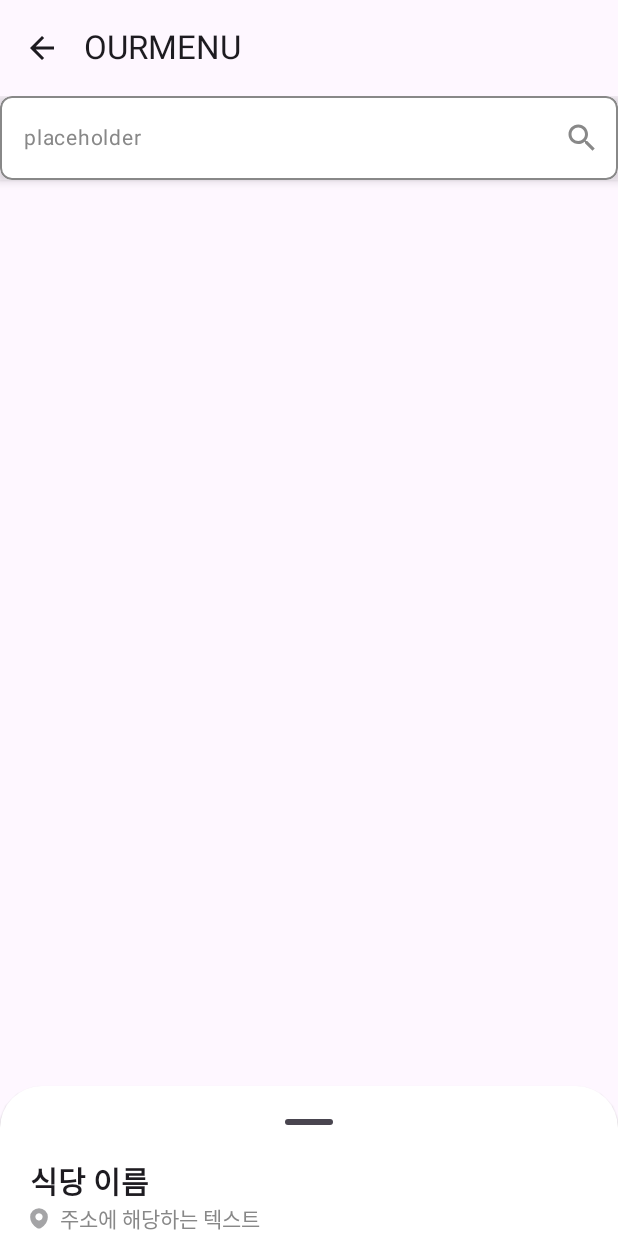
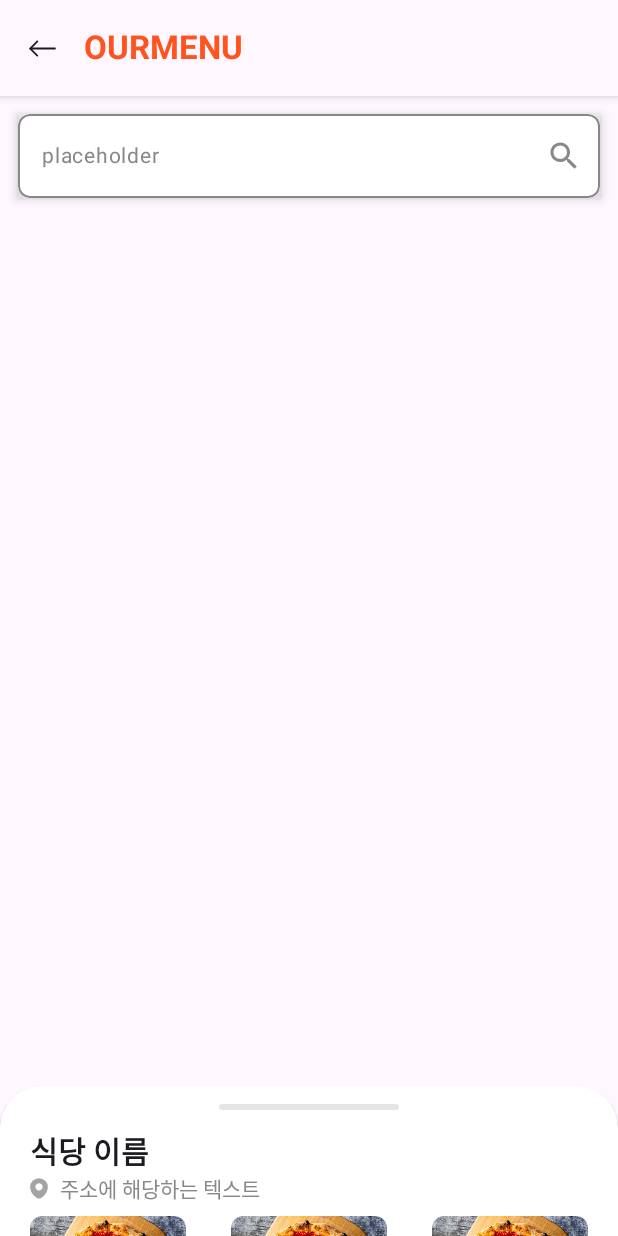
Before and after one commit to OurMenu/OurMenu-Android-V2, an Android app built with Jetpack Compose: the @Preview function AddMenuScreenPreview, on a phone screen of 412 x 824 dp. Run offline under Robolectric (Android 15) with nearby library versions, the phone set to English and light mode, and no system bars.

Commit message:
[ui]: 커스텀 bottomsheet handle 생성(#14)

```diff
--- a/app/src/main/java/com/kuit/ourmenu/ui/addmenu/screen/AddMenuScreen.kt
+++ b/app/src/main/java/com/kuit/ourmenu/ui/addmenu/screen/AddMenuScreen.kt
@@ -1,8 +1,14 @@
 package com.kuit.ourmenu.ui.addmenu.screen
 
+import androidx.compose.foundation.background
+import androidx.compose.foundation.layout.Box
 import androidx.compose.foundation.layout.Column
-import androidx.compose.material.icons.Icons
-import androidx.compose.material.icons.automirrored.filled.ArrowBack
+import androidx.compose.foundation.layout.Spacer
+import androidx.compose.foundation.layout.fillMaxWidth
+import androidx.compose.foundation.layout.height
+import androidx.compose.foundation.layout.padding
+import androidx.compose.foundation.layout.width
+import androidx.compose.foundation.shape.RoundedCornerShape
 import androidx.compose.material3.BottomSheetScaffold
 import androidx.compose.material3.ExperimentalMaterial3Api
 import androidx.compose.material3.Icon
@@ -14,10 +20,17 @@
 import androidx.compose.runtime.getValue
 import androidx.compose.runtime.mutableStateOf
 import androidx.compose.runtime.remember
+import androidx.compose.ui.Alignment
 import androidx.compose.ui.Modifier
+import androidx.compose.ui.draw.clip
+import androidx.compose.ui.draw.drawBehind
+import androidx.compose.ui.draw.shadow
 import androidx.compose.ui.graphics.Color
+import androidx.compose.ui.res.painterResource
+import androidx.compose.ui.text.font.FontWeight
 import androidx.compose.ui.tooling.preview.Preview
 import androidx.compose.ui.unit.dp
+import com.kuit.ourmenu.R
 import com.kuit.ourmenu.ui.addmenu.component.AddMenuBottomSheetContent
 import com.kuit.ourmenu.ui.common.SearchBar
 
@@ -30,12 +43,28 @@
         scaffoldState = scaffoldState,
         topBar = {
             TopAppBar(
-                title = { Text("OURMENU") },
+                title = {
+                    Text(
+                        "OURMENU",
+                        color = Color(0xFFFF5420),
+                        fontWeight = FontWeight.Bold
+                    )
+                },
                 navigationIcon = {
                     IconButton(onClick = { TODO("뒤로가기 구현") }) {
-                        Icon(Icons.AutoMirrored.Filled.ArrowBack, contentDescription = "Back")
+                        Icon(
+                            painter = painterResource(R.drawable.ic_top_bar_back),
+                            contentDescription = "Back"
+                        )
                     }
-                }
+                },
+                modifier = Modifier
+                    .drawBehind {
+                        drawRect(
+                            color = Color.Black
+                        )
+                    }
+                    .shadow(elevation = 4.dp)
             )
         },
         sheetContainerColor = Color.White,
@@ -44,10 +73,28 @@
             AddMenuBottomSheetContent()
         },
         //조건 만족하면 bottom sheet 보여주고, 아니면 화면에 안보이도록 처리
-        sheetPeekHeight = if(showBottomSheet) 100.dp else 0.dp
+        sheetPeekHeight = if (showBottomSheet) 100.dp else 0.dp,
+        sheetDragHandle = {
+            // 커스텀 핸들
+            Column(
+                modifier = Modifier
+                    .fillMaxWidth()
+                    .padding(vertical = 12.dp),
+                horizontalAlignment = Alignment.CenterHorizontally
+            ) {
+                Box(
+                    modifier = Modifier
+                        .width(120.dp)
+                        .height(4.dp)
+                        .clip(RoundedCornerShape(6.dp))
+                        .background(Color(0xFFE5E5E7))
+                )
+            }
+        }
     ) {
-        //전체 화면 구성
-        Column {
+        //전체 화면 구성, 지도는 추가 예정
+        Column(modifier = Modifier.padding(horizontal = 12.dp)) {
+            Spacer(modifier = Modifier.height(12.dp))
             SearchBar(placeholder = "placeholder", onSearch = { })
         }
     }
--- /dev/null
+++ b/app/src/main/res/drawable/ic_top_bar_back.xml
@@ -0,0 +1,24 @@
+<vector xmlns:android="http://schemas.android.com/apk/res/android"
+    android:width="19dp"
+    android:height="18dp"
+    android:viewportWidth="19"
+    android:viewportHeight="18">
+  <path
+      android:pathData="M6.203,13.729L1.488,9.015"
+      android:strokeWidth="1.2"
+      android:fillColor="#00000000"
+      android:strokeColor="#666668"
+      android:strokeLineCap="round"/>
+  <path
+      android:pathData="M6.203,4.301L1.489,9.015"
+      android:strokeWidth="1.2"
+      android:fillColor="#00000000"
+      android:strokeColor="#666668"
+      android:strokeLineCap="round"/>
+  <path
+      android:pathData="M17.973,9H1.973"
+      android:strokeWidth="1.2"
+      android:fillColor="#00000000"
+      android:strokeColor="#666668"
+      android:strokeLineCap="round"/>
+</vector>
```
